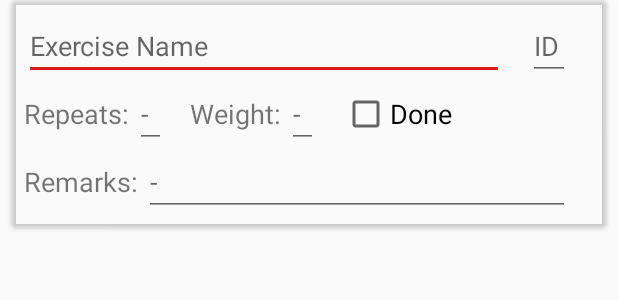
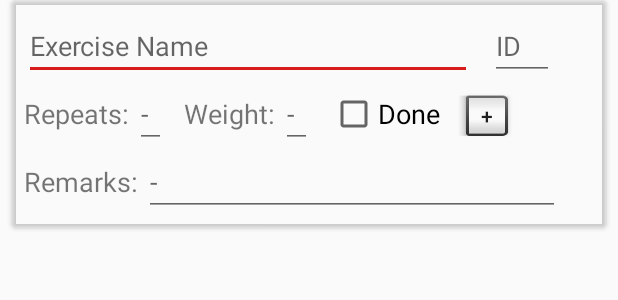
Before and after one commit to LunarTech8/FitnessTracker, an Android app: the layout item.xml on its own in the app's theme, with its tools: preview values and no code run, on a phone screen of 412 x 824 dp. Shown: the top 300 px of the screen. Run offline under Robolectric (Android 15) with nearby library versions, the phone set to English and light mode, and no system bars.

Commit message:
Implement exerciseIncrement button
- Add exerciseIncrement button and functionality
- Adjust exerciseToken size to 3 chars
- Add isTestModeActive variable to activity_main

```diff
--- a/app/src/main/java/com/romanbrunner/apps/fitnesstracker/ui/MainActivity.java
+++ b/app/src/main/java/com/romanbrunner/apps/fitnesstracker/ui/MainActivity.java
@@ -61,6 +61,7 @@ public class MainActivity extends AppCompatActivity
 
         // Setup layout data binding and add listeners and observers:
         binding.setIsTopBoxMinimized(true);
+        binding.setIsTestModeActive(TEST_MODE_ACTIVE);
         binding.nameButton.setOnClickListener((View view) -> binding.setIsTopBoxMinimized(!binding.getIsTopBoxMinimized()));
         binding.finishButton.setOnClickListener((View view) ->
         {
--- a/app/src/main/res/layout/item.xml
+++ b/app/src/main/res/layout/item.xml
@@ -36,8 +36,8 @@
                     android:id="@+id/exerciseName"
                     android:layout_width="wrap_content"
                     android:layout_height="wrap_content"
-                    android:layout_marginEnd="@dimen/comment_horizontal_margin"
-                    android:ems="15"
+                    android:layout_marginEnd="@dimen/comment_horizontal_margin_large"
+                    android:ems="14"
                     android:inputType="textCapWords"
                     android:text="@={exercise.name}"
                     android:autofillHints="text"
@@ -48,7 +48,7 @@
                     android:id="@+id/exerciseToken"
                     android:layout_width="wrap_content"
                     android:layout_height="wrap_content"
-                    android:layout_marginEnd="@dimen/comment_horizontal_margin"
+                    android:layout_marginEnd="@dimen/comment_horizontal_margin_large"
                     android:ems="2"
                     android:inputType="textNoSuggestions"
                     android:text="@={exercise.token}"
@@ -78,7 +78,7 @@
                     android:id="@+id/exerciseRepeats"
                     android:layout_width="wrap_content"
                     android:layout_height="wrap_content"
-                    android:layout_marginEnd="@dimen/comment_horizontal_margin"
+                    android:layout_marginEnd="@dimen/comment_horizontal_margin_large"
                     android:inputType="number"
                     android:text="@={exercise.repeats}"
                     android:importantForAutofill="no"
@@ -98,7 +98,7 @@
                     android:id="@+id/exerciseWeight"
                     android:layout_width="wrap_content"
                     android:layout_height="wrap_content"
-                    android:layout_marginEnd="@dimen/comment_horizontal_margin"
+                    android:layout_marginEnd="@dimen/comment_horizontal_margin_large"
                     android:inputType="numberDecimal"
                     android:text="@={exercise.weight}"
                     android:importantForAutofill="no"
@@ -109,10 +109,19 @@
                     android:id="@+id/exerciseDone"
                     android:layout_width="wrap_content"
                     android:layout_height="wrap_content"
-                    android:layout_marginEnd="@dimen/comment_horizontal_margin"
+                    android:layout_marginEnd="@dimen/comment_horizontal_margin_large"
                     android:checked="@={exercise.done}"
                     android:text="@string/t_exerciseDone"
                     android:textSize="@dimen/comment_text_size"
+                    />
+
+                <Button
+                    android:id="@+id/exerciseIncrement"
+                    android:layout_width="@dimen/increment_button_size"
+                    android:layout_height="@dimen/increment_button_size"
+                    android:layout_marginEnd="@dimen/comment_horizontal_margin_large"
+                    android:text="@string/t_exerciseIncrement"
+                    style="@android:style/Widget.Material.Light.Button.Inset"
                     />
 
             </LinearLayout>
@@ -137,8 +146,8 @@
                     android:id="@+id/exerciseRemarks"
                     android:layout_width="wrap_content"
                     android:layout_height="wrap_content"
-                    android:layout_marginEnd="@dimen/comment_horizontal_margin"
-                    android:ems="14"
+                    android:layout_marginEnd="@dimen/comment_horizontal_margin_large"
+                    android:ems="13"
                     android:inputType="textNoSuggestions"
                     android:text="@={exercise.remarks}"
                     android:autofillHints="text"
--- a/app/src/main/res/values/dimens.xml
+++ b/app/src/main/res/values/dimens.xml
@@ -1,15 +1,16 @@
 <?xml version="1.0" encoding="utf-8"?>
 <resources>
+    <dimen name="comment_horizontal_margin_large">12dp</dimen>
     <dimen name="comment_horizontal_margin_small">4dp</dimen>
     <dimen name="comment_text_size">18sp</dimen>
     <dimen name="item_corner_radius">4dp</dimen>
     <dimen name="item_border_width_medium">4dp</dimen>
     <dimen name="item_border_width_small">2dp</dimen>
+    <dimen name="increment_button_size">36dp</dimen>
     <!-- Default screen margins, per the Android Design guidelines. -->
     <dimen name="activity_horizontal_margin">16dp</dimen>
     <dimen name="activity_vertical_margin">16dp</dimen>
     <dimen name="item_horizontal_margin">8dp</dimen>
-    <dimen name="comment_horizontal_margin">16dp</dimen>
     <dimen name="comment_padding">8dp</dimen>
     <dimen name="comment_minHeight">64dp</dimen>
 </resources>
--- a/app/src/main/res/values/strings.xml
+++ b/app/src/main/res/values/strings.xml
@@ -19,5 +19,6 @@
     <string name="t_exerciseRepeatsLabel">Repeats:</string>
     <string name="t_exerciseWeightLabel">Weight:</string>
     <string name="t_exerciseDone">Done</string>
+    <string name="t_exerciseIncrement">+</string>
     <string name="t_exerciseRemarksLabel">Remarks:</string>
 </resources>
```
Also changed, not shown: app/src/main/java/com/romanbrunner/apps/fitnesstracker/ui/RecyclerViewAdapter.java (+22 -0 lines), app/src/main/res/layout/activity_main.xml (+6 -5 lines).
